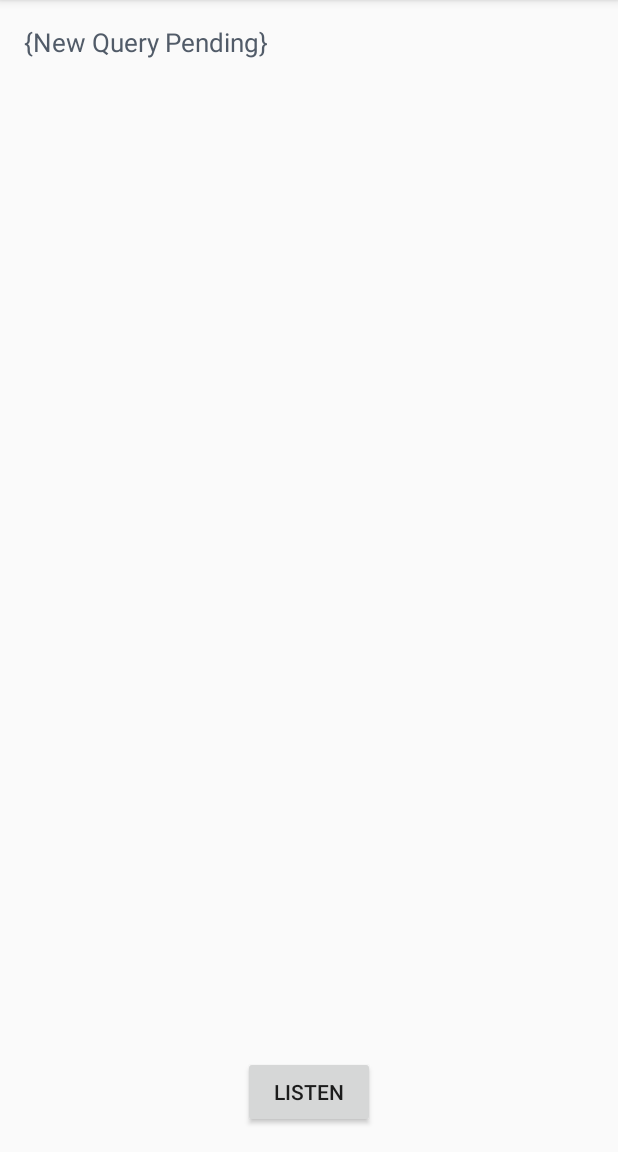
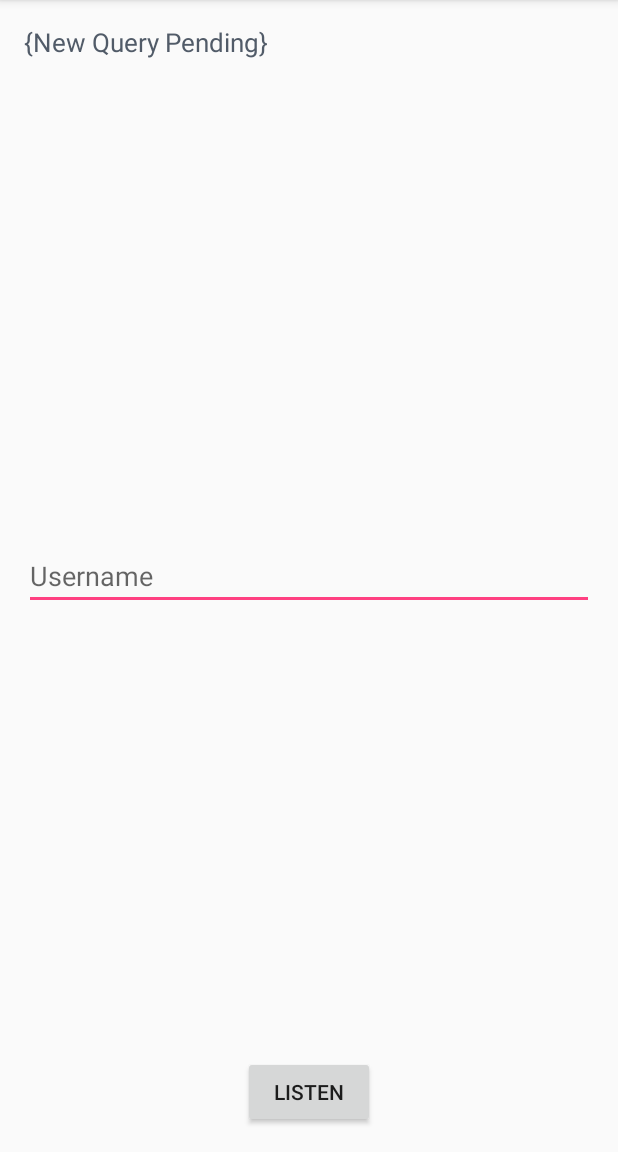
Before and after one commit to nikhilJain17/SwearJar, an Android app: the screen it shows after launch (MainActivity), after a tap on "LISTEN", on a phone screen of 412 x 824 dp, the part 84-1236 px from its top. Run offline under Robolectric (Android 15) with nearby library versions, the phone set to English and light mode, and no system bars.

Commit message:
added username fixed bug

```diff
--- a/Android-App/Swear-App/app/src/main/java/nikhil/com/swear_app/MainActivity.java
+++ b/Android-App/Swear-App/app/src/main/java/nikhil/com/swear_app/MainActivity.java
@@ -30,6 +30,7 @@ import java.util.Map;
 import android.util.Log;
 import android.view.View;
 import android.widget.Button;
+import android.widget.EditText;
 import android.widget.TextView;
 import android.widget.Toast;
 
@@ -38,6 +39,7 @@ public class MainActivity extends AppCompatActivity implements AIListener {
 
     private Button listenButton;
     private TextView resultTextView;
+    private EditText usernameET;
 
     private AIService aiService;
 
@@ -49,6 +51,7 @@ public class MainActivity extends AppCompatActivity implements AIListener {
 
         listenButton = (Button) findViewById(R.id.listenButton);
         resultTextView = (TextView) findViewById(R.id.resultTextView);
+        usernameET = (EditText) findViewById(R.id.username);
 
         final AIConfiguration config = new AIConfiguration("16aba6053f994eda9586c30feeebe9e7",
                 AIConfiguration.SupportedLanguages.English,
@@ -128,7 +131,7 @@ public class MainActivity extends AppCompatActivity implements AIListener {
                 Log.d("Bad Word", "Wash your mouth boi");
                 Toast.makeText(getApplicationContext(), "Wash your mouth!", Toast.LENGTH_SHORT).show();
 
-                new PostClass(this, "http://b7f2805d.ngrok.io/swear", "user", "amrut").execute();
+                new PostClass(this, "http://b7f2805d.ngrok.io/swear", "user", usernameET.getText().toString()).execute();
 
             } // end of if
 
--- a/Android-App/Swear-App/app/src/main/res/layout/activity_main.xml
+++ b/Android-App/Swear-App/app/src/main/res/layout/activity_main.xml
@@ -15,21 +15,31 @@
         android:layout_alignParentStart="true"
         android:layout_alignParentRight="true"
         android:layout_alignParentEnd="true"
-        android:layout_above="@+id/listenButton"
         android:text="Hello"
         android:textColor="#e53d4857"
         android:typeface="sans"
         android:visibility="visible"
         android:textSize="17sp" />
 
+    <EditText
+        android:id="@+id/username"
+        android:hint="Username"
+        android:layout_width="wrap_content"
+        android:layout_height="wrap_content"
+        android:layout_centerVertical="true"
+        android:layout_alignParentRight="true"
+        android:layout_alignParentEnd="true"
+        android:layout_alignParentLeft="true"
+        android:layout_alignParentStart="true" />
+
     <Button
         android:layout_width="wrap_content"
         android:layout_height="wrap_content"
         android:text="Listen"
         android:id="@+id/listenButton"
+        android:onClick="listenButtonOnClick"
         android:layout_alignParentBottom="true"
-        android:layout_centerHorizontal="true"
-        android:onClick="listenButtonOnClick"/>
+        android:layout_centerHorizontal="true" />
 
 
 </RelativeLayout>
```
